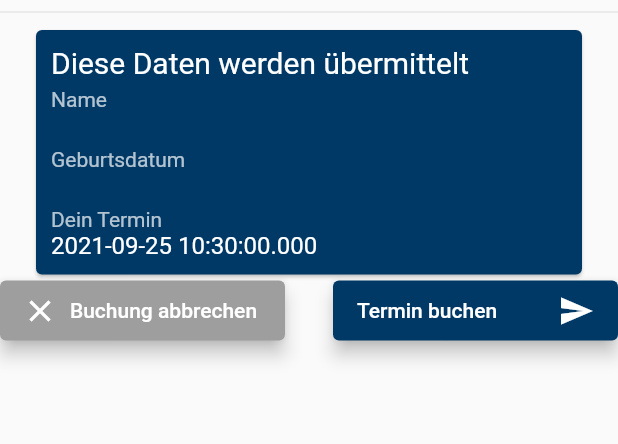
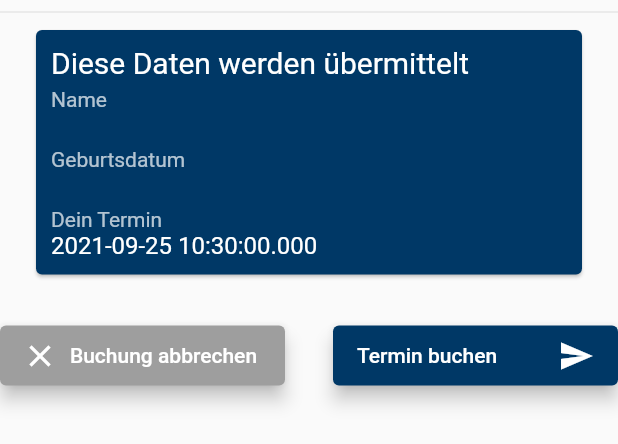
Before and after one commit to maxluetkemeyer/blood-donation-app, a Flutter app: the DatenKarte widget shown alone on an empty page, opened directly, after a tap on "Termin buchen", on a phone screen of 412 x 824 dp. Shown: the top 444 px of the screen. Run offline on Flutter 3.47's test engine with Material 2 defaults, Android fonts, the phone set to English and light mode, and no system bars; our stand-ins replace carousel_slider, flutter_map, flutter_riverpod, latlong2, shared_preferences, syncfusion_flutter_calendar and 2 more; missing offline and left inert: shared_preferences_web; accounts and stored records are empty.

Commit message:
fast fertig

```diff
--- a/lib/impressum/impressum.dart
+++ b/lib/impressum/impressum.dart
@@ -21,7 +21,7 @@ class Impressum extends StatelessWidget {
                           style:
                               TextStyle(color: Colors.black, fontSize: 23.0)),
                       SizedBox(height: 7),
-                      Text('Wir sind blablabla',
+                      Text('Wir sind ein Projektseminar der Uni Münster',
                           style:
                               TextStyle(color: Colors.black, fontSize: 18.0)),
                       SizedBox(height: 30),
--- a/lib/termin_buchung/buchung_view.dart
+++ b/lib/termin_buchung/buchung_view.dart
@@ -6,6 +6,7 @@ import 'package:http/http.dart' as http;
 import 'package:shared_preferences/shared_preferences.dart';
 
 import 'package:table_calendar/table_calendar.dart';
+import 'package:ukmblutspende/Home/home.dart';
 import 'package:ukmblutspende/termin_buchung/termin_model.dart';
 
 // ignore: import_of_legacy_library_into_null_safe
@@ -148,7 +149,9 @@ class _FreieTermineState extends State<FreieTermine> {
                         Text(
                           selectedDay.day.toString() +
                               "." +
-                              selectedDay.month.toString() +
+                              (selectedDay.month.toString().length == 1
+                                  ? "0" + selectedDay.month.toString()
+                                  : selectedDay.month.toString()) +
                               "." +
                               selectedDay.year.toString(),
                           style: TextStyle(
@@ -156,7 +159,7 @@ class _FreieTermineState extends State<FreieTermine> {
                           ),
                         ),
                         Text(
-                          "Auswegählter Blutspendetermin",
+                          "Ausgewählter Blutspendetermin",
                           style: TextStyle(
                             fontSize: 20,
                             color: Colors.grey,
@@ -379,6 +382,9 @@ class DatenKarte extends ConsumerWidget {
                   ),
                 ),
               ),
+              SizedBox(
+                height: 30,
+              ),
               Row(
                 children: [
                   SizedBox(
@@ -398,7 +404,24 @@ class DatenKarte extends ConsumerWidget {
                     width: 190,
                     height: 40,
                     child: ElevatedButton(
-                      onPressed: () {},
+                      onPressed: () {
+                        AlertDialog(
+                          title: Text('Dein Termin wurde gebaucht'),
+                          content: Text('Wir freuen uns auf dich!'),
+                          actions: <Widget>[
+                            TextButton(
+                              onPressed: () {
+                                Navigator.push(
+                                  context,
+                                  MaterialPageRoute(
+                                      builder: (context) => HomeView()),
+                                );
+                              },
+                              child: Text('Fertig'),
+                            ),
+                          ],
+                        );
+                      },
                       child: Row(
                         children: [
                           Text("Termin buchen"),
@@ -410,6 +433,9 @@ class DatenKarte extends ConsumerWidget {
                   ),
                 ],
               ),
+              SizedBox(
+                height: 30,
+              ),
             ],
           );
         }
```
Also changed, not shown: 1 other file.
